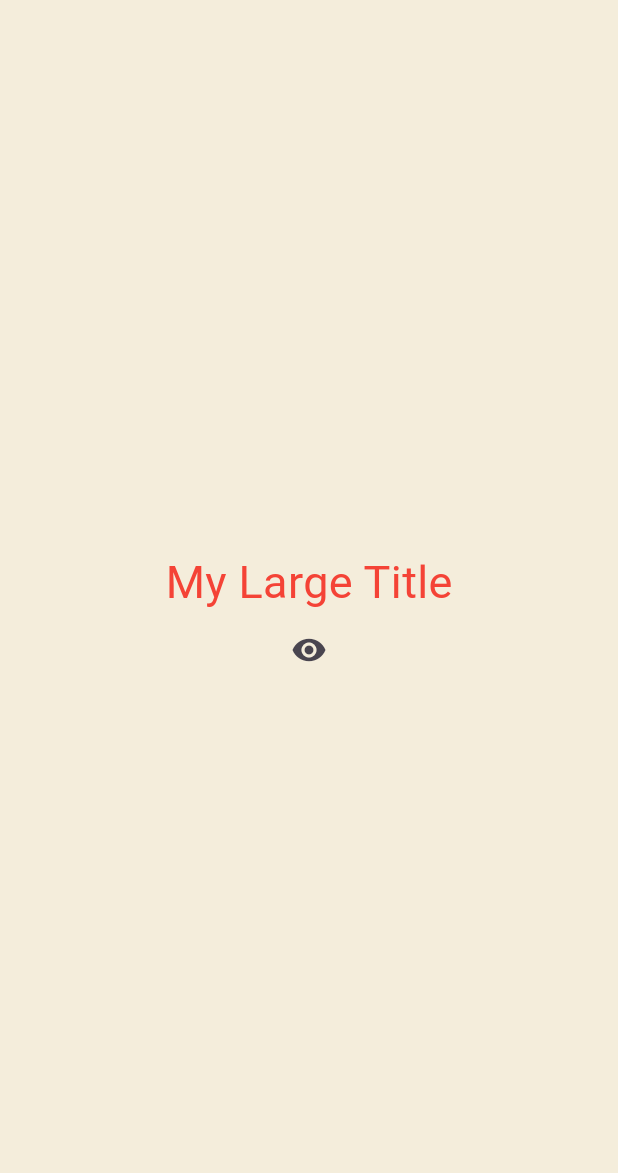
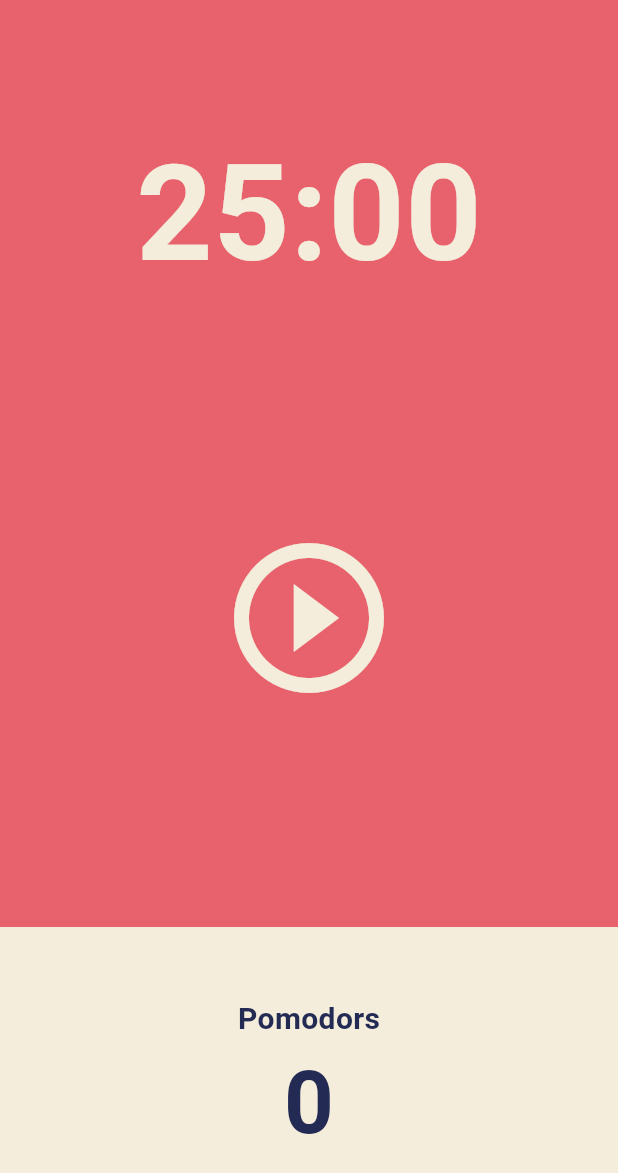
Before and after one commit to RoJaebl/flutter-toonflix, a Flutter app: the screen it shows after launch, on a phone screen of 412 x 824 dp. Shown: the top 1173 px of the screen. Run offline on Flutter 3.47's test engine with Material 3 defaults, Android fonts, the phone set to English and light mode, and no system bars.

Commit message:
:tada: Pomodors toy project

```diff
--- a/lib/main.dart
+++ b/lib/main.dart
@@ -1,85 +1,27 @@
 import 'package:flutter/material.dart';
-import 'package:toonflix/widgets/button.dart';
-import 'package:toonflix/widgets/header.dart';
-import 'package:toonflix/widgets/currency_card.dart';
+import 'package:toonflix/screens/home_screen.dart';
 
 void main() {
   runApp(const App());
 }
 
-class App extends StatefulWidget {
+class App extends StatelessWidget {
   const App({super.key});
-
-  @override
-  State<App> createState() => _AppState();
-}
-
-class _AppState extends State<App> {
-  bool showTitle = true;
-
-  void toggleTitle() => setState(() {
-        showTitle = !showTitle;
-      });
 
   @override
   Widget build(BuildContext context) {
     return MaterialApp(
       theme: ThemeData(
         textTheme: const TextTheme(
-          titleLarge: TextStyle(
-            color: Colors.red,
+          displayLarge: TextStyle(
+            color: Color(0xFF232B55),
           ),
         ),
+        cardColor: const Color(0xFFF4EDDB),
+        colorScheme:
+            ColorScheme.fromSwatch(backgroundColor: const Color(0xFFE7626C)),
       ),
-      home: Scaffold(
-        backgroundColor: const Color(0xFFF4EDDB),
-        body: Center(
-          child: Column(
-            mainAxisAlignment: MainAxisAlignment.center,
-            children: [
-              showTitle ? const MyLargeTitle() : const Text('nothing'),
-              IconButton(
-                  onPressed: toggleTitle,
-                  icon: const Icon(Icons.remove_red_eye)),
-            ],
-          ),
-        ),
-      ),
+      home: const HomeScreen(),
     );
   }
 }
-
-class MyLargeTitle extends StatefulWidget {
-  const MyLargeTitle({
-    super.key,
-  });
-
-  @override
-  State<MyLargeTitle> createState() => _MyLargeTitleState();
-}
-
-class _MyLargeTitleState extends State<MyLargeTitle> {
-  @override
-  void initState() {
-    super.initState();
-    print('init state!');
-  }
-
-  @override
-  void dispose() {
-    super.dispose();
-    print('dispos state!');
-  }
-
-  @override
-  Widget build(BuildContext context) {
-    print('build state!');
-    return Text(
-      'My Large Title',
-      style: TextStyle(
-        fontSize: 30,
-        color: Theme.of(context).textTheme.titleLarge?.color,
-      ),
-    );
-  }
-}
--- /dev/null
+++ b/lib/screens/home_screen.dart
@@ -0,0 +1,84 @@
+import 'package:flutter/material.dart';
+
+class HomeScreen extends StatefulWidget {
+  const HomeScreen({super.key});
+
+  @override
+  State<HomeScreen> createState() => _HomeScreenState();
+}
+
+class _HomeScreenState extends State<HomeScreen> {
+  @override
+  Widget build(BuildContext context) {
+    return Scaffold(
+      backgroundColor: Theme.of(context).colorScheme.background,
+      body: Column(
+        children: [
+          Flexible(
+            flex: 1,
+            child: Container(
+              alignment: Alignment.bottomCenter,
+              child: Text(
+                '25:00',
+                style: TextStyle(
+                    color: Theme.of(context).cardColor,
+                    fontSize: 89,
+                    fontWeight: FontWeight.w600),
+              ),
+            ),
+          ),
+          Flexible(
+            flex: 2,
+            child: Center(
+              child: IconButton(
+                iconSize: 120,
+                color: Theme.of(context).cardColor,
+                onPressed: () {},
+                icon: const Icon(
+                  Icons.play_circle_outline,
+                ),
+              ),
+            ),
+          ),
+          Flexible(
+            flex: 1,
+            child: Row(
+              children: [
+                Expanded(
+                  child: Container(
+                    decoration: BoxDecoration(
+                      color: Theme.of(context).cardColor,
+                    ),
+                    child: Column(
+                      mainAxisAlignment: MainAxisAlignment.center,
+                      children: [
+                        Text(
+                          'Pomodors',
+                          style: TextStyle(
+                            fontSize: 20,
+                            fontWeight: FontWeight.w600,
+                            color:
+                                Theme.of(context).textTheme.displayLarge!.color,
+                          ),
+                        ),
+                        Text(
+                          '0',
+                          style: TextStyle(
+                            fontSize: 58,
+                            fontWeight: FontWeight.w600,
+                            color:
+                                Theme.of(context).textTheme.displayLarge!.color,
+                          ),
+                        ),
+                      ],
+                    ),
+                  ),
+                ),
+              ],
+            ),
+          ),
+        ],
+      ),
+    );
+  }
+}
```
Also changed, not shown: lib/widgets/button.dart (deleted, +0 -36 lines), lib/widgets/currency_card.dart (deleted, +0 -89 lines), lib/widgets/header.dart (deleted, +0 -34 lines).
